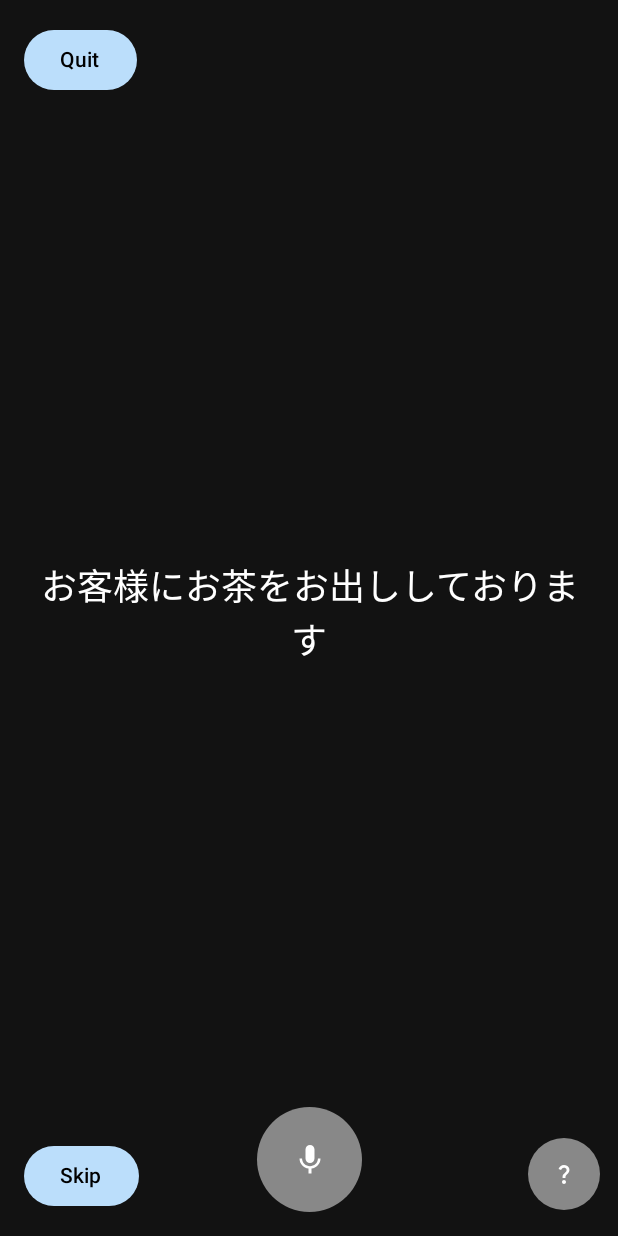
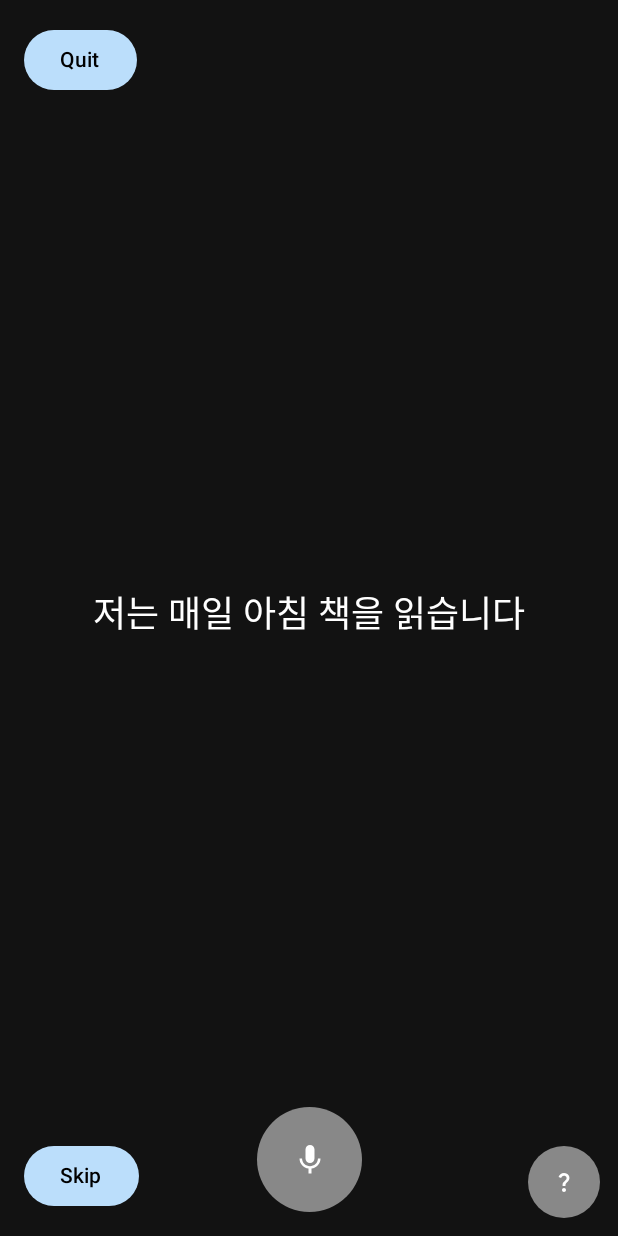
Before and after one commit to robpineda/koekoi, an Android app built with Jetpack Compose: the screen it shows after launch (GameActivity), after a tap on "Start Game", on a phone screen of 412 x 824 dp. Run offline under Robolectric (Android 15) with nearby library versions, the phone set to English and light mode, and no system bars; libraries missing offline, so code that uses them is left out: com.atilika.kuromoji; 3 other taps on this screen came first.

Commit message:
Added korean, added language selection in main menu

```diff
--- a/app/src/main/java/com/robertopineda/koekoi/GameActivity.kt
+++ b/app/src/main/java/com/robertopineda/koekoi/GameActivity.kt
@@ -5,8 +5,6 @@ import android.content.Intent
 import android.content.pm.PackageManager
 import android.media.MediaPlayer
 import android.os.Bundle
-import android.os.Handler
-import android.os.Looper
 import android.speech.RecognitionListener
 import android.speech.RecognizerIntent
 import android.speech.SpeechRecognizer
@@ -21,6 +19,7 @@ import androidx.compose.foundation.layout.*
 import androidx.compose.foundation.shape.CircleShape
 import androidx.compose.material.icons.Icons
 import androidx.compose.material.icons.filled.Mic
+import androidx.compose.material.icons.filled.QuestionMark
 import androidx.compose.material3.*
 import androidx.compose.runtime.*
 import androidx.compose.ui.Alignment
@@ -34,21 +33,20 @@ import androidx.core.content.ContextCompat
 import kotlinx.coroutines.delay
 import com.atilika.kuromoji.ipadic.Token
 import com.atilika.kuromoji.ipadic.Tokenizer
-import androidx.compose.material.icons.filled.QuestionMark
 
 class GameActivity : ComponentActivity() {
-    // Data class to hold all four fields
     data class Phrase(
         val spoken: String,
         val expected: String,
-        val hiragana: String,
+        val reading: String, // Renamed from hiragana to be generic (hiragana for JP, hangul for KR)
         val english: String
     )
 
-    private lateinit var phrases: List<Phrase> // Changed to List<Phrase>
+    private lateinit var phrases: List<Phrase>
     private lateinit var speechRecognizer: SpeechRecognizer
     private lateinit var mediaPlayer: MediaPlayer
     private var currentOnResult: ((String) -> Unit)? = null
+    private lateinit var selectedLanguage: String // To store the selected language
 
     private val speechListener = object : RecognitionListener {
         override fun onReadyForSpeech(params: Bundle?) {
@@ -96,6 +94,9 @@ class GameActivity : ComponentActivity() {
     override fun onCreate(savedInstanceState: Bundle?) {
         super.onCreate(savedInstanceState)
 
+        // Get the selected language from the Intent
+        selectedLanguage = intent.getStringExtra("LANGUAGE") ?: "Japanese" // Default to Japanese if null
+
         val pm = packageManager
         val activities = pm.queryIntentActivities(Intent(RecognizerIntent.ACTION_RECOGNIZE_SPEECH), 0)
         if (activities.size == 0) {
@@ -105,16 +106,15 @@ class GameActivity : ComponentActivity() {
             Log.d("GameActivity", "Found ${activities.size} activities to handle speech recognition")
         }
 
-        // Load phrases from assets
         phrases = loadPhrasesFromAssets()
-
         speechRecognizer = SpeechRecognizer.createSpeechRecognizer(this)
         speechRecognizer.setRecognitionListener(speechListener)
         mediaPlayer = MediaPlayer.create(this, R.raw.speak)
 
         setContent {
             GameScreen(
-                phrases = phrases, // Pass the new Phrase list
+                phrases = phrases,
+                selectedLanguage = selectedLanguage,
                 onStartListening = { index, onResult -> startListening(index, onResult) },
                 onQuit = { finish() }
             )
@@ -146,7 +146,7 @@ class GameActivity : ComponentActivity() {
         val intent = Intent(RecognizerIntent.ACTION_RECOGNIZE_SPEECH).apply {
             putExtra(RecognizerIntent.EXTRA_LANGUAGE_MODEL, RecognizerIntent.LANGUAGE_MODEL_FREE_FORM)
             putExtra(RecognizerIntent.EXTRA_CALLING_PACKAGE, packageName)
-            putExtra(RecognizerIntent.EXTRA_LANGUAGE, "ja-JP")
+            putExtra(RecognizerIntent.EXTRA_LANGUAGE, if (selectedLanguage == "Japanese") "ja-JP" else "ko-KR")
             putExtra(RecognizerIntent.EXTRA_PARTIAL_RESULTS, true)
         }
 
@@ -161,27 +161,27 @@ class GameActivity : ComponentActivity() {
 
     private fun loadPhrasesFromAssets(): List<Phrase> {
         val phrases = mutableListOf<Phrase>()
+        val fileName = if (selectedLanguage == "Japanese") "phrases_jp.txt" else "phrases_kr.txt"
         try {
-            assets.open("phrases_jp.txt").bufferedReader().use { reader ->
+            assets.open(fileName).bufferedReader().use { reader ->
                 reader.forEachLine { line ->
-                    val parts = line.split("|") // Split by vertical bar
+                    val parts = line.split("|")
                     if (parts.size == 4) {
                         phrases.add(Phrase(parts[0], parts[1], parts[2], parts[3]))
                     } else {
-                        Log.w("GameActivity", "Invalid line in phrases.txt: $line")
+                        Log.w("GameActivity", "Invalid line in $fileName: $line")
                     }
                 }
             }
         } catch (e: Exception) {
             Log.e("GameActivity", "Error loading phrases from assets", e)
             Toast.makeText(this, "Error loading phrases", Toast.LENGTH_SHORT).show()
-            // Fallback to a default phrase
             return listOf(
                 Phrase(
-                    "私は晩ご飯に寿司を食べます",
-                    "私は晩ご飯に寿司を食べます",
-                    "わたしはばんごはんにすしをたべます",
-                    "I eat sushi for dinner"
+                    if (selectedLanguage == "Japanese") "私は晩ご飯に寿司を食べます" else "저는 매일 아침 책을 읽습니다",
+                    if (selectedLanguage == "Japanese") "私は晩ご飯に寿司を食べます" else "저는 매일 아침 책을 읽습니다",
+                    if (selectedLanguage == "Japanese") "わたしはばんごはんにすしをたべます" else "저는 매일 아침 책을 읽습니다",
+                    if (selectedLanguage == "Japanese") "I eat sushi for dinner" else "I read a book every morning"
                 )
             )
         }
@@ -192,6 +192,7 @@ class GameActivity : ComponentActivity() {
 @Composable
 fun GameScreen(
     phrases: List<GameActivity.Phrase>,
+    selectedLanguage: String,
     onStartListening: (Int, (String) -> Unit) -> Unit,
     onQuit: () -> Unit
 ) {
@@ -199,28 +200,32 @@ fun GameScreen(
     var spokenText by remember { mutableStateOf("") }
     var isCorrect by remember { mutableStateOf<Boolean?>(null) }
     var showResult by remember { mutableStateOf(false) }
-    var showHelp by remember { mutableStateOf(false) } // State to toggle hiragana and English visibility
+    var showHelp by remember { mutableStateOf(false) }
 
     val backgroundColor by animateColorAsState(
         targetValue = when (isCorrect) {
-            true -> Color(0xFF4CAF50) // Darker green for correct
-            false -> Color(0xFFE57373) // Darker red for incorrect
-            null -> Color(0xFF121212) // Dark mode background
+            true -> Color(0xFF4CAF50)
+            false -> Color(0xFFE57373)
+            null -> Color(0xFF121212)
         },
         animationSpec = tween(durationMillis = 300)
     )
 
-    fun toHiragana(text: String): String {
+    fun toReading(text: String): String {
+        return if (selectedLanguage == "Japanese") {
             val tokenizer = Tokenizer.Builder().build()
             val tokens: List<Token> = tokenizer.tokenize(text)
-        return tokens.joinToString("") { it.reading ?: it.surface }
+            tokens.joinToString("") { it.reading ?: it.surface }
+        } else {
+            text // For Korean, return the original hangul text
+        }
     }
 
     LaunchedEffect(spokenText) {
         if (spokenText.isNotEmpty() && spokenText != "Listening...") {
             val expected = phrases[currentIndex].expected
-            val normalizedExpected = toHiragana(expected.replace(" ", ""))
-            val normalizedSpoken = toHiragana(spokenText.replace(" ", ""))
+            val normalizedExpected = toReading(expected.replace(" ", ""))
+            val normalizedSpoken = toReading(spokenText.replace(" ", ""))
 
             Log.d("normalizedExpected", normalizedExpected)
             Log.d("normalizedSpoken", normalizedSpoken)
@@ -243,7 +248,7 @@ fun GameScreen(
                     isCorrect = null
                     showResult = false
                     currentIndex = (currentIndex + 1) % phrases.size
-                    showHelp = false // Reset help visibility on correct answer
+                    showHelp = false
                 } else if (isCorrect == false) {
                     delay(2000)
                     spokenText = ""
@@ -285,22 +290,27 @@ fun GameScreen(
             )
             Spacer(modifier = Modifier.height(8.dp))
 
-            // Hiragana text, hidden initially
             AnimatedVisibility(
                 visible = showHelp,
                 enter = fadeIn(),
                 exit = fadeOut()
             ) {
+                Column(horizontalAlignment = Alignment.CenterHorizontally) {
                     Text(
-                    text = phrases[currentIndex].hiragana,
+                        text = if (selectedLanguage == "Japanese") "Hiragana" else "Hangul",
+                        fontSize = 14.sp,
+                        color = Color(0xFFBBBBBB)
+                    )
+                    Text(
+                        text = phrases[currentIndex].reading,
                         fontSize = 20.sp,
                         textAlign = TextAlign.Center,
                         color = Color(0xFFBBBBBB)
                     )
                 }
+            }
             if (showHelp) Spacer(modifier = Modifier.height(8.dp))
 
-            // English text, hidden initially
             AnimatedVisibility(
                 visible = showHelp,
                 enter = fadeIn(),
@@ -342,13 +352,12 @@ fun GameScreen(
             color = Color.White,
             modifier = Modifier
                 .align(Alignment.BottomCenter)
-                .padding(bottom = 150.dp) // Increased padding to fit buttons
+                .padding(bottom = 150.dp)
         )
 
         val context = LocalContext.current
         val mediaPlayer = remember { MediaPlayer.create(context, R.raw.speak) }
 
-        // Microphone button remains in the center
         IconButton(
             onClick = {
                 spokenText = ""
@@ -372,13 +381,11 @@ fun GameScreen(
             )
         }
 
-        // Help button moved to bottom right
         IconButton(
-            onClick = { showHelp = !showHelp }, // Toggle visibility
+            onClick = { showHelp = !showHelp },
             modifier = Modifier
                 .align(Alignment.BottomEnd)
                 .padding(16.dp)
-                .padding(bottom = 5.dp)
                 .size(40.dp)
                 .background(Color.Gray, shape = CircleShape)
         ) {
@@ -390,13 +397,12 @@ fun GameScreen(
             )
         }
 
-        // Skip button moved to bottom left
         Button(
             onClick = {
                 spokenText = ""
                 isCorrect = null
                 showResult = false
-                showHelp = false // Reset help visibility on skip
+                showHelp = false
                 val newIndex = (currentIndex + 1) % phrases.size
                 currentIndex = newIndex
                 mediaPlayer.start()
--- a/app/src/main/java/com/robertopineda/koekoi/MainActivity.kt
+++ b/app/src/main/java/com/robertopineda/koekoi/MainActivity.kt
@@ -5,11 +5,11 @@ import android.os.Bundle
 import androidx.activity.ComponentActivity
 import androidx.activity.compose.setContent
 import androidx.compose.foundation.layout.*
-import androidx.compose.material3.Button
-import androidx.compose.material3.Text
-import androidx.compose.runtime.Composable
+import androidx.compose.material3.*
+import androidx.compose.runtime.*
 import androidx.compose.ui.Alignment
 import androidx.compose.ui.Modifier
+import androidx.compose.ui.graphics.Color
 import androidx.compose.ui.unit.dp
 import androidx.compose.ui.unit.sp
 
@@ -18,8 +18,11 @@ class MainActivity : ComponentActivity() {
         super.onCreate(savedInstanceState)
         setContent {
             MainScreen(
-                onStartGame = {
-                    startActivity(Intent(this, GameActivity::class.java))
+                onStartGame = { language ->
+                    val intent = Intent(this, GameActivity::class.java).apply {
+                        putExtra("LANGUAGE", language)
+                    }
+                    startActivity(intent)
                 }
             )
         }
@@ -27,7 +30,9 @@ class MainActivity : ComponentActivity() {
 }
 
 @Composable
-fun MainScreen(onStartGame: () -> Unit) {
+fun MainScreen(onStartGame: (String) -> Unit) {
+    var selectedLanguage by remember { mutableStateOf("Japanese") } // Default to Japanese
+
     Column(
         modifier = Modifier
             .fillMaxSize()
@@ -40,15 +45,43 @@ fun MainScreen(onStartGame: () -> Unit) {
             fontSize = 32.sp,
             modifier = Modifier.padding(bottom = 16.dp)
         )
-        Button(onClick = { /* TODO: Language selection */ }) {
-            Text("Select Language")
+
+        // Language selection dropdown
+        Text("Select Language", fontSize = 18.sp)
+        Spacer(modifier = Modifier.height(8.dp))
+        Row(
+            verticalAlignment = Alignment.CenterVertically,
+            horizontalArrangement = Arrangement.Center
+        ) {
+            Button(
+                onClick = { selectedLanguage = "Japanese" },
+                colors = ButtonDefaults.buttonColors(
+                    containerColor = if (selectedLanguage == "Japanese") Color(0xFFBBDEFB) else Color.Gray
+                )
+            ) {
+                Text("Japanese", color = Color.Black)
+            }
+            Spacer(modifier = Modifier.width(16.dp))
+            Button(
+                onClick = { selectedLanguage = "Korean" },
+                colors = ButtonDefaults.buttonColors(
+                    containerColor = if (selectedLanguage == "Korean") Color(0xFFBBDEFB) else Color.Gray
+                )
+            ) {
+                Text("Korean", color = Color.Black)
+            }
         }
+
         Spacer(modifier = Modifier.height(16.dp))
+
+        // Difficulty selection (placeholder for future use)
         Button(onClick = { /* TODO: Difficulty selection */ }) {
             Text("Select Difficulty")
         }
+
         Spacer(modifier = Modifier.height(16.dp))
-        Button(onClick = onStartGame) {
+
+        Button(onClick = { onStartGame(selectedLanguage) }) {
             Text("Start Game")
         }
     }
```
Also changed, not shown: app/src/main/assets/phrases_kr.txt (added, +20 -0 lines). Lines whose indentation alone changed are shown as unchanged.
